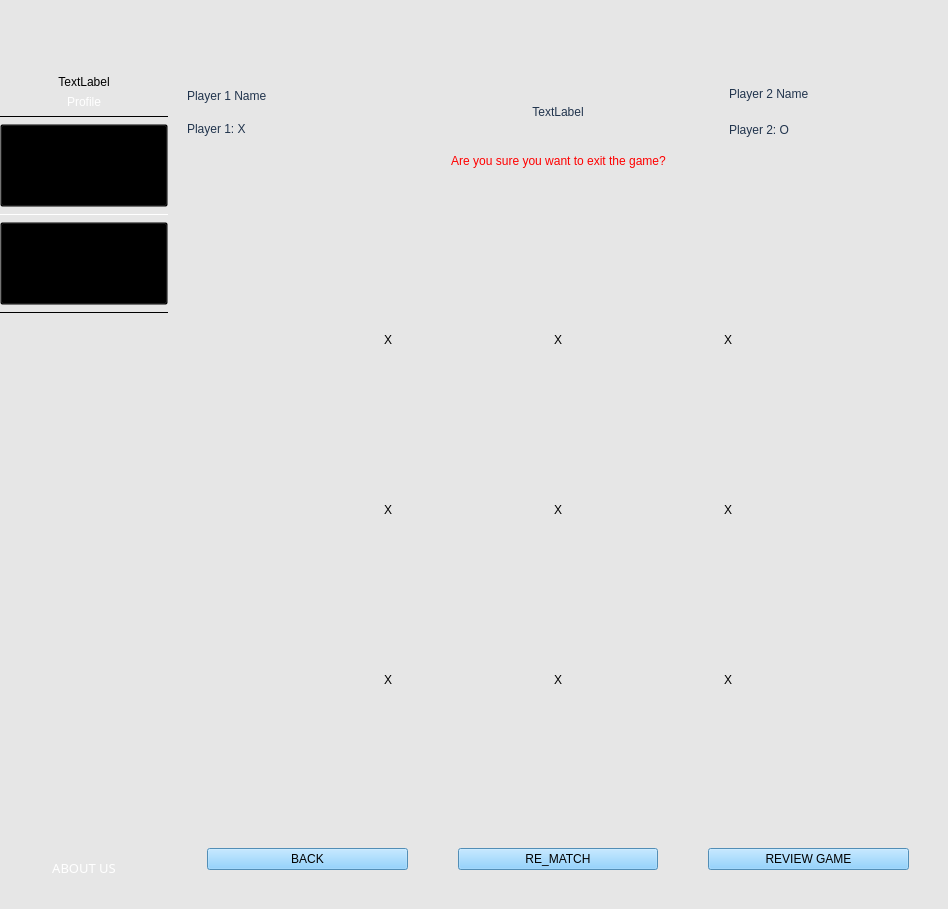
First picture: the form in Packet_Versions/Packet1/secdialog.ui, repository ameerlouly/TicTacToe_Embedded2027, before the edit.
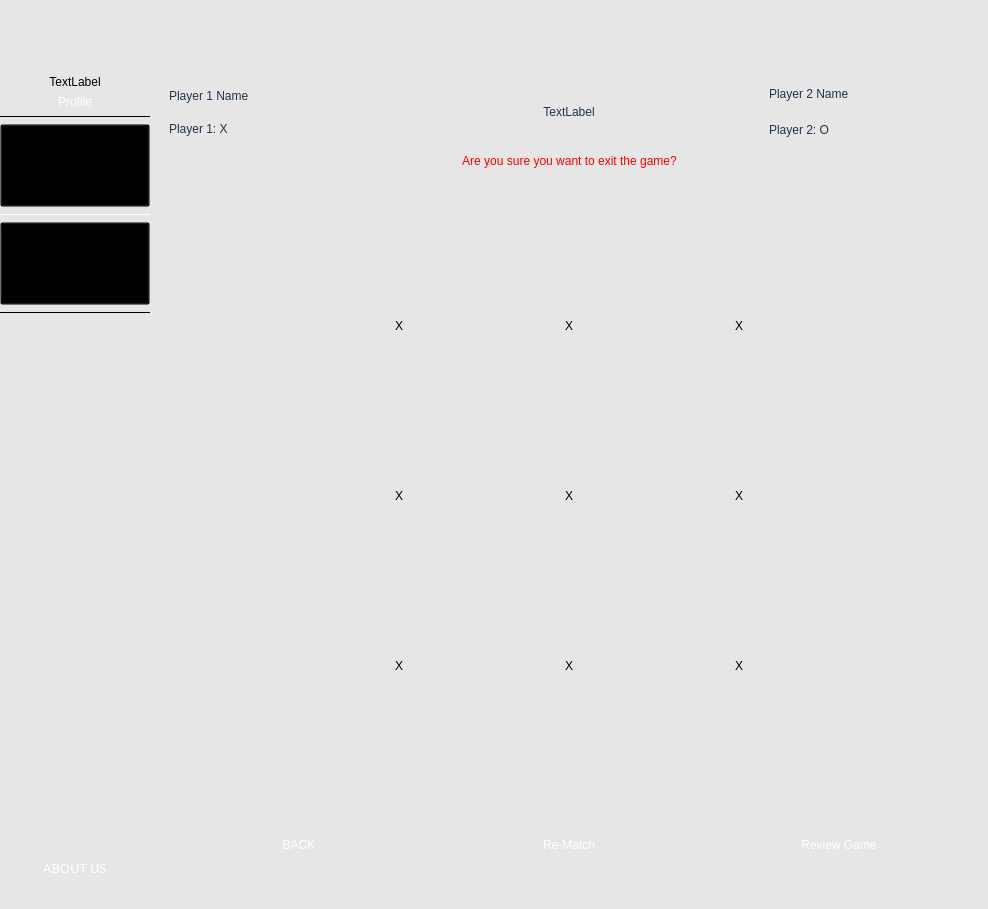
Second picture: the form after the edit. Icons and pictures are not drawn.

Commit message: Coloured Buttons

```diff
--- a/Packet_Versions/Packet1/secdialog.ui
+++ b/Packet_Versions/Packet1/secdialog.ui
@@ -2422,16 +2422,42 @@
            <widget class="QPushButton" name="back_4">
             <property name="maximumSize">
              <size>
-              <width>500</width>
+              <width>220</width>
               <height>500</height>
              </size>
             </property>
             <property name="styleSheet">
              <string notr="true">QPushButton
 {
-color:black;
-background-color: rgb(115, 199, 255);
- font: 700 14pt &quot;Segoe UI&quot;;
+	border-radius:15px;
+	background-color:qlineargradient(spread:pad, x1:0.5, y1:0, x2:0.5, y2:0.7, stop:0 rgba(186, 200, 224, 255), stop:1 rgba(106, 			133, 182, 255));
+	color: white;
+	font: 700 20pt &quot;Montserrat&quot;;
+	min-width: 220px;
+	max-width: 220px;
+	min-height: 50px;
+}
+
+QPushButton:hover
+{
+	border-radius:15px;
+	background-color:rgba(186, 200, 224, 255);
+	color: white;
+	font: 700 20pt  &quot;Montserrat&quot;;
+	min-width: 220px;
+	max-width: 220px;
+	min-height: 50px;
+}
+
+QPushButton:pressed
+{
+	border-radius:15px;
+	background-color:rgba(106, 133, 182, 255);
+	color: white;
+	font: 700 20pt &quot;Montserrat&quot;;
+	min-width: 220px;
+	max-width: 220px;
+	min-height: 50px;
 }</string>
             </property>
             <property name="text">
@@ -2443,20 +2469,46 @@
            <widget class="QPushButton" name="Rematch">
             <property name="maximumSize">
              <size>
-              <width>500</width>
+              <width>220</width>
               <height>500</height>
              </size>
             </property>
             <property name="styleSheet">
              <string notr="true">QPushButton
 {
-color:black;
-background-color: rgb(115, 199, 255);
- font: 700 14pt &quot;Segoe UI&quot;;
+	border-radius:15px;
+	background-color: qlineargradient(spread:pad, x1:0.5, y1:0.8, x2:0.5, y2:0.0, stop:0 rgba(84, 204, 190, 255), 			stop:1 				    rgba(164, 227, 207, 255));
+	color: white;
+	font: 700 20pt &quot;Montserrat&quot;;
+	min-width: 220px;
+	max-width: 220px;
+	min-height: 50px;
+}
+
+QPushButton:hover
+{
+	border-radius:15px;
+	background-color: rgba(164, 227, 207, 255);
+	color: white;
+	font: 700 20pt  &quot;Montserrat&quot;;
+	min-width: 220px;
+	max-width: 220px;
+	min-height: 50px;
+}
+
+QPushButton:pressed
+{
+	border-radius:15px;
+	background-color: rgba(84, 204, 190, 255);
+	color: white;
+	font: 700 20pt &quot;Montserrat&quot;;
+	min-width: 220px;
+	max-width: 220px;
+	min-height: 50px;
 }</string>
             </property>
             <property name="text">
-             <string>RE_MATCH</string>
+             <string>Re-Match</string>
             </property>
            </widget>
           </item>
@@ -2464,20 +2516,46 @@
            <widget class="QPushButton" name="GameReview">
             <property name="maximumSize">
              <size>
-              <width>500</width>
+              <width>220</width>
               <height>500</height>
              </size>
             </property>
             <property name="styleSheet">
              <string notr="true">QPushButton
 {
-color:black;
-background-color: rgb(115, 199, 255);
- font: 700 14pt &quot;Segoe UI&quot;;
+	border-radius:15px;
+	background-color: qlineargradient(spread:pad, x1:0.5, y1:0, x2:0.5, y2:0.7, stop:0 rgba(222, 152, 227, 255), stop:1 rgba(162,    	84, 204, 255));
+	color: white;
+	font: 700 20pt &quot;Montserrat&quot;;
+	min-width: 220px;
+	max-width: 220px;
+	min-height: 50px;
+}
+
+QPushButton:hover
+{
+	border-radius:15px;
+	background-color: rgba(222, 152, 227, 255);
+	color: white;
+	font: 700 20pt  &quot;Montserrat&quot;;
+	min-width: 220px;
+	max-width: 220px;
+	min-height: 50px;
+}
+
+QPushButton:pressed
+{
+	border-radius:15px;
+	background-color: rgba(162, 84, 204, 255);
+	color: white;
+	font: 700 20pt &quot;Montserrat&quot;;
+	min-width: 220px;
+	max-width: 220px;
+	min-height: 50px;
 }</string>
             </property>
             <property name="text">
-             <string>REVIEW GAME</string>
+             <string>Review Game</string>
             </property>
            </widget>
           </item>
```
The commit also changes 227 other files.
